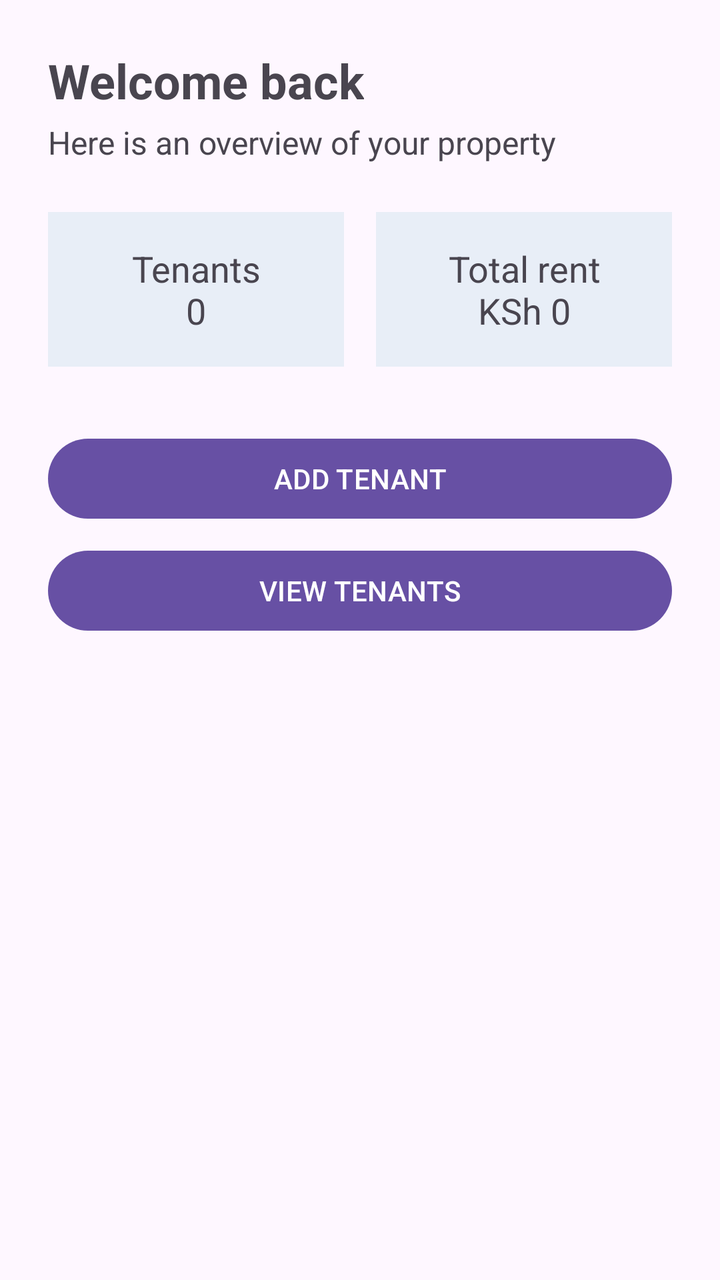
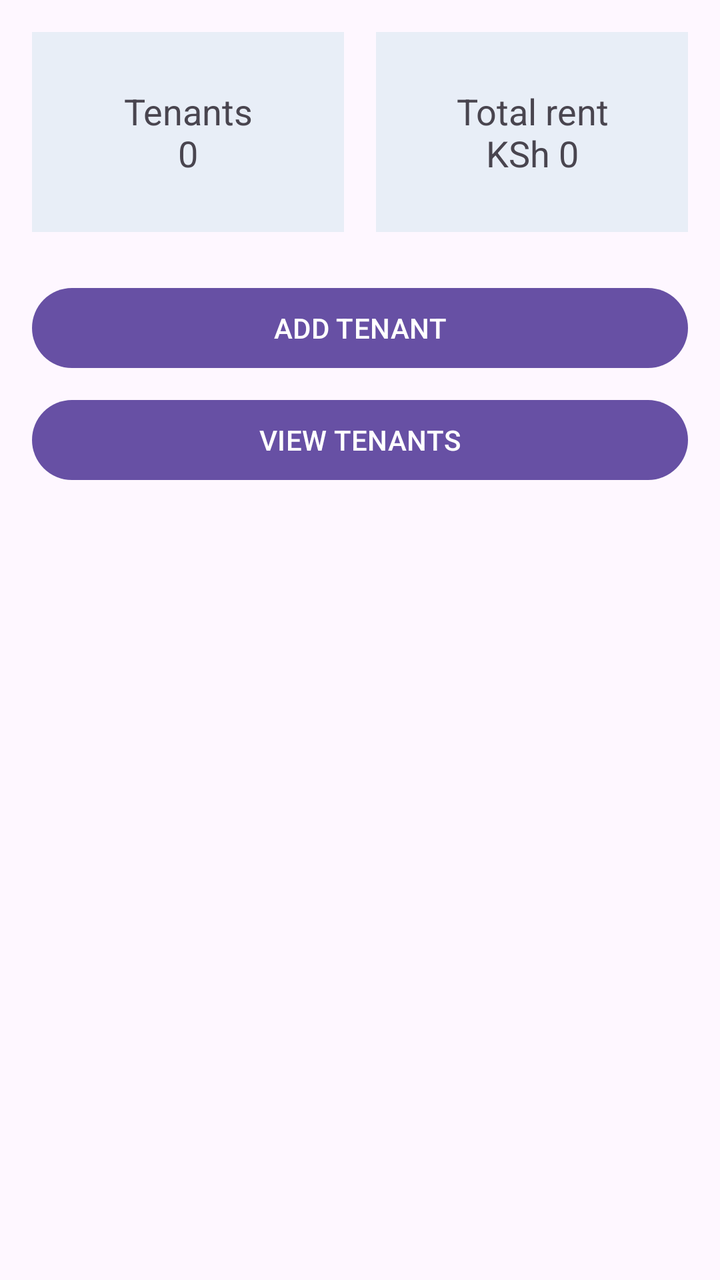

The first picture is an Android layout as it rendered before a commit; the second is the same layout after the commit. The layout source and the unified diff follow.
<!-- AndroidManifest.xml: application theme Theme.TenantManagementSystem -->
<!-- res/layout/fragment_dashboard.xml -->
<?xml version="1.0" encoding="utf-8"?>
<androidx.constraintlayout.widget.ConstraintLayout
    xmlns:android="http://schemas.android.com/apk/res/android"
    xmlns:app="http://schemas.android.com/apk/res-auto"
    android:layout_width="match_parent"
    android:layout_height="match_parent"
    android:padding="24dp">

    
    <TextView
        android:id="@+id/welcomeTextView"
        android:layout_width="wrap_content"
        android:layout_height="wrap_content"
        android:text="Welcome back"
        android:textSize="24sp"
        android:textStyle="bold"
        app:layout_constraintTop_toTopOf="parent"
        app:layout_constraintStart_toStartOf="parent" />

    
    <TextView
        android:id="@+id/overviewTextView"
        android:layout_width="wrap_content"
        android:layout_height="wrap_content"
        android:text="Here is an overview of your property"
        android:textSize="16sp"
        android:layout_marginTop="4dp"
        app:layout_constraintTop_toBottomOf="@id/welcomeTextView"
        app:layout_constraintStart_toStartOf="parent" />

    
    <TextView
        android:id="@+id/tenantCountTextView"
        android:layout_width="0dp"
        android:layout_height="wrap_content"
        android:text="Tenants\n0"
        android:textSize="18sp"
        android:gravity="center"
        android:padding="16dp"
        android:background="#E8EEF7"
        android:layout_marginTop="24dp"
        android:layout_marginEnd="8dp"
        app:layout_constraintTop_toBottomOf="@id/overviewTextView"
        app:layout_constraintStart_toStartOf="parent"
        app:layout_constraintEnd_toStartOf="@id/totalRentTextView" />

    
    <TextView
        android:id="@+id/totalRentTextView"
        android:layout_width="0dp"
        android:layout_height="wrap_content"
        android:text="Total rent\nKSh 0"
        android:textSize="18sp"
        android:gravity="center"
        android:padding="16dp"
        android:background="#E8EEF7"
        android:layout_marginStart="8dp"
        app:layout_constraintTop_toTopOf="@id/tenantCountTextView"
        app:layout_constraintStart_toEndOf="@id/tenantCountTextView"
        app:layout_constraintEnd_toEndOf="parent" />

    
    <Button
        android:id="@+id/addTenantButton"
        android:layout_width="0dp"
        android:layout_height="wrap_content"
        android:text="ADD TENANT"
        android:layout_marginTop="32dp"
        app:layout_constraintTop_toBottomOf="@id/tenantCountTextView"
        app:layout_constraintStart_toStartOf="parent"
        app:layout_constraintEnd_toEndOf="parent" />

    
    <Button
        android:id="@+id/viewTenantsButton"
        android:layout_width="0dp"
        android:layout_height="wrap_content"
        android:text="VIEW TENANTS"
        android:layout_marginTop="8dp"
        app:layout_constraintTop_toBottomOf="@id/addTenantButton"
        app:layout_constraintStart_toStartOf="parent"
        app:layout_constraintEnd_toEndOf="parent" />

</androidx.constraintlayout.widget.ConstraintLayout>
<!-- resources referenced by this layout -->
<resources>
  <style name="Theme.TenantManagementSystem" parent="Base.Theme.TenantManagementSystem" />
  <style name="Base.Theme.TenantManagementSystem" parent="Theme.Material3.DayNight.NoActionBar">
          
          
      </style>
</resources>

<!-- the commit's change to res/layout/fragment_dashboard.xml (unified diff, before → after) -->
@@ -1,84 +1,50 @@
 <?xml version="1.0" encoding="utf-8"?>
-<androidx.constraintlayout.widget.ConstraintLayout
+<LinearLayout
     xmlns:android="http://schemas.android.com/apk/res/android"
-    xmlns:app="http://schemas.android.com/apk/res-auto"
     android:layout_width="match_parent"
     android:layout_height="match_parent"
-    android:padding="24dp">
+    android:orientation="vertical"
+    android:padding="16dp">
 
-    
-    <TextView
-        android:id="@+id/welcomeTextView"
-        android:layout_width="wrap_content"
+    <LinearLayout
+        android:layout_width="match_parent"
         android:layout_height="wrap_content"
-        android:text="Welcome back"
-        android:textSize="24sp"
-        android:textStyle="bold"
-        app:layout_constraintTop_toTopOf="parent"
-        app:layout_constraintStart_toStartOf="parent" />
+        android:orientation="horizontal">
 
-    
-    <TextView
-        android:id="@+id/overviewTextView"
-        android:layout_width="wrap_content"
-        android:layout_height="wrap_content"
-        android:text="Here is an overview of your property"
-        android:textSize="16sp"
-        android:layout_marginTop="4dp"
-        app:layout_constraintTop_toBottomOf="@id/welcomeTextView"
-        app:layout_constraintStart_toStartOf="parent" />
+        <TextView
+            android:id="@+id/tenantCountTextView"
+            android:layout_width="0dp"
+            android:layout_height="100dp"
+            android:layout_weight="1"
+            android:layout_marginEnd="8dp"
+            android:gravity="center"
+            android:background="#E8EEF7"
+            android:textSize="18sp"
+            android:text="Tenants\n0" />
 
-    
-    <TextView
-        android:id="@+id/tenantCountTextView"
-        android:layout_width="0dp"
-        android:layout_height="wrap_content"
-        android:text="Tenants\n0"
-        android:textSize="18sp"
-        android:gravity="center"
-        android:padding="16dp"
-        android:background="#E8EEF7"
-        android:layout_marginTop="24dp"
-        android:layout_marginEnd="8dp"
-        app:layout_constraintTop_toBottomOf="@id/overviewTextView"
-        app:layout_constraintStart_toStartOf="parent"
-        app:layout_constraintEnd_toStartOf="@id/totalRentTextView" />
+        <TextView
+            android:id="@+id/totalRentTextView"
+            android:layout_width="0dp"
+            android:layout_height="100dp"
+            android:layout_weight="1"
+            android:layout_marginStart="8dp"
+            android:gravity="center"
+            android:background="#E8EEF7"
+            android:textSize="18sp"
+            android:text="Total rent\nKSh 0" />
+    </LinearLayout>
 
-    
-    <TextView
-        android:id="@+id/totalRentTextView"
-        android:layout_width="0dp"
-        android:layout_height="wrap_content"
-        android:text="Total rent\nKSh 0"
-        android:textSize="18sp"
-        android:gravity="center"
-        android:padding="16dp"
-        android:background="#E8EEF7"
-        android:layout_marginStart="8dp"
-        app:layout_constraintTop_toTopOf="@id/tenantCountTextView"
-        app:layout_constraintStart_toEndOf="@id/tenantCountTextView"
-        app:layout_constraintEnd_toEndOf="parent" />
-
-    
     <Button
         android:id="@+id/addTenantButton"
-        android:layout_width="0dp"
+        android:layout_width="match_parent"
         android:layout_height="wrap_content"
-        android:text="ADD TENANT"
-        android:layout_marginTop="32dp"
-        app:layout_constraintTop_toBottomOf="@id/tenantCountTextView"
-        app:layout_constraintStart_toStartOf="parent"
-        app:layout_constraintEnd_toEndOf="parent" />
+        android:layout_marginTop="24dp"
+        android:text="ADD TENANT" />
 
-    
     <Button
         android:id="@+id/viewTenantsButton"
-        android:layout_width="0dp"
+        android:layout_width="match_parent"
         android:layout_height="wrap_content"
-        android:text="VIEW TENANTS"
         android:layout_marginTop="8dp"
-        app:layout_constraintTop_toBottomOf="@id/addTenantButton"
-        app:layout_constraintStart_toStartOf="parent"
-        app:layout_constraintEnd_toEndOf="parent" />
-
-</androidx.constraintlayout.widget.ConstraintLayout>
+        android:text="VIEW TENANTS" />
+</LinearLayout>
<!-- resource entries referenced after the edit -->
@@ -3,7 +3,6 @@
   <style name="Theme.TenantManagementSystem" parent="Base.Theme.TenantManagementSystem" />
   <style name="Base.Theme.TenantManagementSystem" parent="Theme.Material3.DayNight.NoActionBar">
           
-          
       </style>
 </resources>
 
